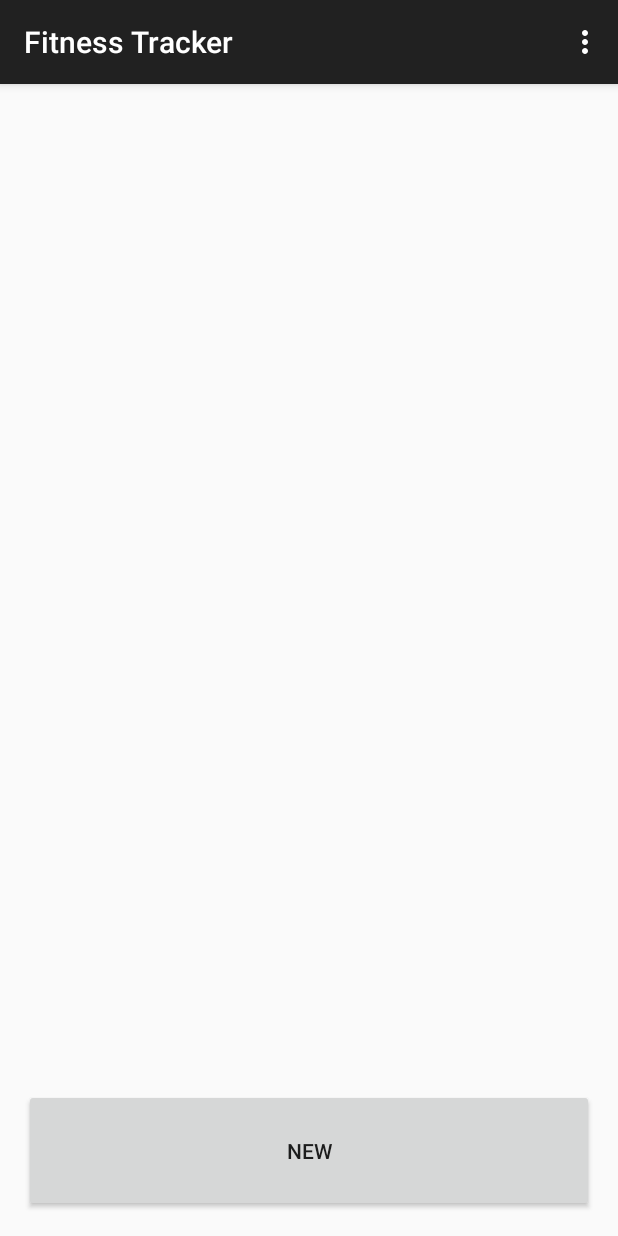
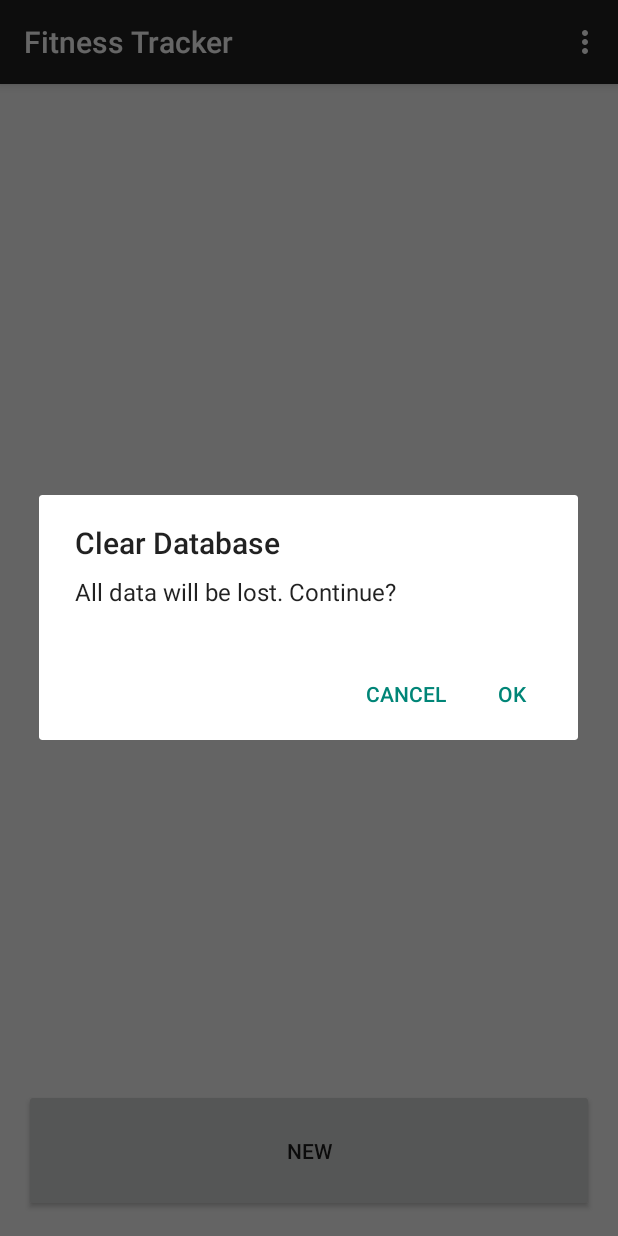
Before and after one commit to punishermalade/FitnessTracker, an Android app: the screen it shows after launch (MainActivity), in the options menu, after a tap on "Clear Database", on a phone screen of 412 x 824 dp. Run offline under Robolectric (Android 15) with nearby library versions, the phone set to English and light mode, and no system bars.

Commit message:
added a launcher icon, added confirmation when replacing or clearing the database

```diff
--- a/app/src/main/java/com/punisher/fitnesstracker/MainActivity.java
+++ b/app/src/main/java/com/punisher/fitnesstracker/MainActivity.java
@@ -1,5 +1,7 @@
 package com.punisher.fitnesstracker;
 
+import android.app.AlertDialog;
+import android.content.DialogInterface;
 import android.content.Intent;
 import android.os.Bundle;
 import android.support.v7.app.AppCompatActivity;
@@ -89,9 +91,6 @@ public class MainActivity extends AppCompatActivity implements
         // as you specify a parent activity in AndroidManifest.xml.
         int id = item.getItemId();
 
-        if (id == R.id.action_settings) {
-            return true;
-        }
         if (id == R.id.action_signin_google) {
             Intent signInIntent = Auth.GoogleSignInApi.getSignInIntent(mGoogleApiClient);
             startActivityForResult(signInIntent, RC_SIGN_IN);
@@ -103,19 +102,42 @@ public class MainActivity extends AppCompatActivity implements
         }
 
         if (id == R.id.action_import_db) {
-            DatabaseManager dbManager = new DatabaseManager(this);
-            dbManager.importDatabaseFromStorage();
 
-            // restart the view
-            this.recreate();
+            AlertDialog.Builder builder = new AlertDialog.Builder(this);
+            builder.setTitle(getString(R.string.action_import_db));
+            builder.setMessage(getString(R.string.dialog_import_db_confirmation));
+            builder.setPositiveButton(getString(android.R.string.yes), new DialogInterface.OnClickListener() {
+                @Override
+                public void onClick(DialogInterface dialog, int which) {
+                    DatabaseManager dbManager = new DatabaseManager(getBaseContext());
+                    dbManager.importDatabaseFromStorage();
+
+                    // restart the view
+                    recreate();
+                }
+            });
+            builder.setNegativeButton(getString(android.R.string.no), null);
+            builder.show();
         }
 
         if (id == R.id.action_clear_db) {
-            DatabaseManager dbManager = new DatabaseManager(this);
-            dbManager.clearDatabase();
 
-            // restart the view
-            this.recreate();
+            AlertDialog.Builder builder = new AlertDialog.Builder(this);
+            builder.setTitle(getString(R.string.action_clear_db));
+            builder.setCancelable(true);
+            builder.setMessage(getString(R.string.dialog_clear_db_confirmation));
+            builder.setPositiveButton(getString(android.R.string.yes), new DialogInterface.OnClickListener() {
+                @Override
+                public void onClick(DialogInterface dialog, int which) {
+                    DatabaseManager dbManager = new DatabaseManager(getBaseContext());
+                    dbManager.clearDatabase();
+
+                    // restart the view
+                    recreate();
+                }
+            });
+            builder.setNegativeButton(getString(android.R.string.no), null);
+            builder.show();
         }
 
         return super.onOptionsItemSelected(item);
--- a/app/src/main/res/menu/menu_main.xml
+++ b/app/src/main/res/menu/menu_main.xml
@@ -2,11 +2,6 @@
     xmlns:app="http://schemas.android.com/apk/res-auto"
     xmlns:tools="http://schemas.android.com/tools"
     tools:context="com.punisher.fitnesstracker.MainActivity">
-    <item
-        android:id="@+id/action_settings"
-        android:orderInCategory="050"
-        android:title="@string/action_settings"
-        app:showAsAction="never" />
 
     <item
         android:id="@+id/action_clear_db"
--- a/app/src/main/res/values/strings.xml
+++ b/app/src/main/res/values/strings.xml
@@ -40,4 +40,6 @@
     <string name="action_import_db">Import Database</string>
     <string name="action_clear_db">Clear Database</string>
 
+    <string name="dialog_clear_db_confirmation">All data will be lost. Continue?</string>
+    <string name="dialog_import_db_confirmation">Current data will be replaced by a backup database. Continue?</string>
 </resources>
```
Also changed, not shown: app/src/main/ic_launcher-web.png (added), app/src/main/logo_ft.jpg (added), app/src/main/res/mipmap-hdpi/ic_launcher.png, app/src/main/res/mipmap-mdpi/ic_launcher.png, app/src/main/res/mipmap-xhdpi/ic_launcher.png, app/src/main/res/mipmap-xxhdpi/ic_launcher.png, app/src/main/res/mipmap-xxxhdpi/ic_launcher.png, 1 other file.
